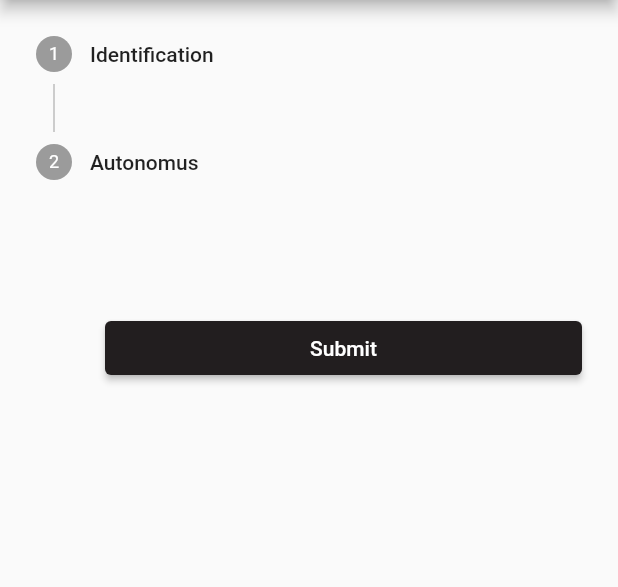
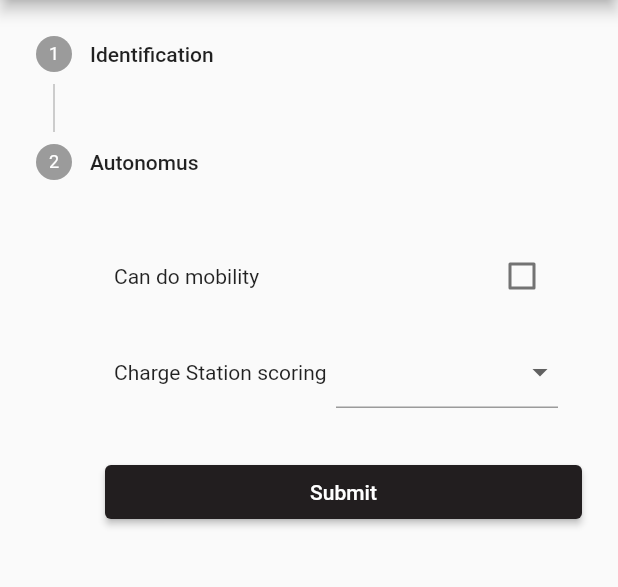
Before and after one commit to samp42/TechScout2023, a Flutter app: the MatchScoutingEntry screen opened directly, after a tap on "Next", on a phone screen of 412 x 824 dp, the part 84-671 px from its top. Run offline on Flutter 3.47's test engine with Material 2 defaults, Android fonts, the light colour scheme and no system bars; missing offline and left inert: dart:ffi.

Commit message:
work in progress on UI

```diff
--- a/Scout/lib/views/match_scouting/match_scouting_entry.dart
+++ b/Scout/lib/views/match_scouting/match_scouting_entry.dart
@@ -19,12 +19,14 @@ class MatchScoutingEntry extends StatefulWidget {
 class _MatchScoutingEntry extends State<MatchScoutingEntry> {
   final _formKey = GlobalKey<FormState>();
   int _index = 0;
+  String? _chargeStationAuto;
+
   //Identification
   late String scoutName;
   late int teamNumber;
   late int matchNumber;
   // Autonomous
-  late bool mobility;
+  bool mobility = false;
   late ChargeStationEnum chargeStationAuto;
   late Map<GridLevelEnum, int> conesAuto;
   late Map<GridLevelEnum, int> cubesAuto;
@@ -194,11 +196,64 @@ class _MatchScoutingEntry extends State<MatchScoutingEntry> {
               children: [
                 Padding(
                   padding: const EdgeInsets.all(8.0),
-                  child: Row(),
+                  child: Row(children: [
+                    const Expanded(child: Text('Can do mobility')),
+                    Checkbox(
+                        value: mobility,
+                        onChanged: (bool? value) {
+                          setState(() {
+                            mobility = value!;
+                          });
+                        }),
+                  ]),
                 ),
                 Padding(
                   padding: const EdgeInsets.all(8.0),
-                  child: Row(),
+                  child: Row(
+                    children: [
+                      const Expanded(child: Text('Charge Station scoring')),
+                      Expanded(
+                        child: DropdownButtonFormField(
+                          value: _chargeStationAuto,
+                          onChanged: (value) => setState(() {
+                            _chargeStationAuto = value as String;
+                          }),
+                          items: const [
+                            DropdownMenuItem(
+                              child: Text('dock'),
+                              value: 'dock',
+                            ),
+                            DropdownMenuItem(
+                              child: Text('engage'),
+                              value: 'engage',
+                            ),
+                            DropdownMenuItem(
+                              child: Text('none'),
+                              value: 'none',
+                            )
+                          ],
+                          onSaved: (value) => setState(() {
+                            if (value == 'dock') {
+                              chargeStationAuto = ChargeStationEnum.dock;
+                            }
+                            if (value == 'engage') {
+                              chargeStationAuto = ChargeStationEnum.engage;
+                            }
+                            if (value == 'none') {
+                              chargeStationAuto = ChargeStationEnum.none;
+                            }
+                          }),
+                          validator: (value) {
+                            if (value == null) {
+                              return 'Please select an option';
+                            } else {
+                              return null;
+                            }
+                          },
+                        ),
+                      )
+                    ],
+                  ),
                 ),
                 Padding(
                   padding: const EdgeInsets.all(8.0),
```
